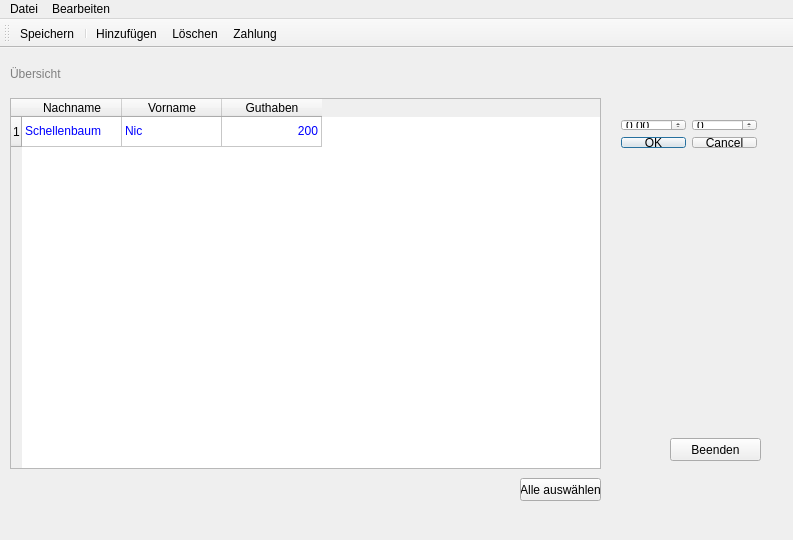
Snickers03/KlassenkassenManager, file mainwindow.ui: the form before one commit.
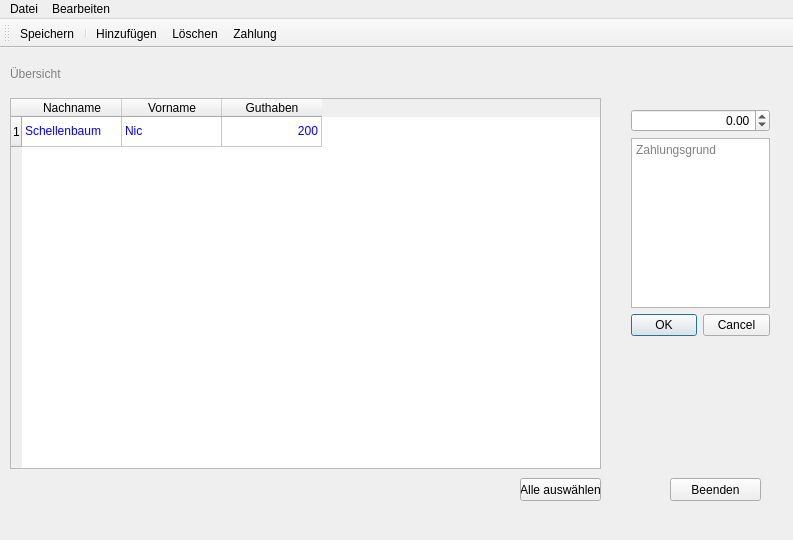
The form after the commit. Icons and pictures are not drawn.

What changed in the file:
```diff
--- a/mainwindow.ui
+++ b/mainwindow.ui
@@ -99,7 +99,7 @@
     <property name="geometry">
      <rect>
       <x>670</x>
-      <y>390</y>
+      <y>430</y>
       <width>91</width>
       <height>23</height>
      </rect>
@@ -151,21 +151,27 @@
      <string>Alle auswählen</string>
     </property>
    </widget>
-   <widget class="QWidget" name="">
+   <widget class="QWidget" name="layoutWidget">
     <property name="geometry">
      <rect>
-      <x>610</x>
-      <y>60</y>
-      <width>158</width>
-      <height>51</height>
+      <x>620</x>
+      <y>50</y>
+      <width>161</width>
+      <height>249</height>
      </rect>
     </property>
-    <layout class="QGridLayout" name="gridLayout">
-     <item row="0" column="0">
+    <layout class="QVBoxLayout" name="verticalLayout">
+     <item>
       <widget class="QDoubleSpinBox" name="balanceSpinBox">
        <property name="enabled">
         <bool>true</bool>
        </property>
+       <property name="layoutDirection">
+        <enum>Qt::LeftToRight</enum>
+       </property>
+       <property name="alignment">
+        <set>Qt::AlignRight|Qt::AlignTrailing|Qt::AlignVCenter</set>
+       </property>
        <property name="minimum">
         <double>-9999999.990000000223517</double>
        </property>
@@ -177,10 +183,14 @@
        </property>
       </widget>
      </item>
-     <item row="0" column="1">
-      <widget class="QSpinBox" name="studentSpinBox"/>
+     <item>
+      <widget class="QTextEdit" name="balanceTextEdit">
+       <property name="placeholderText">
+        <string>Zahlungsgrund</string>
+       </property>
+      </widget>
      </item>
-     <item row="1" column="0" colspan="2">
+     <item>
       <widget class="QDialogButtonBox" name="balanceButtonBox">
        <property name="enabled">
         <bool>true</bool>
```
Left out of the diff: 13 changed lines with no effect on the pictures.
